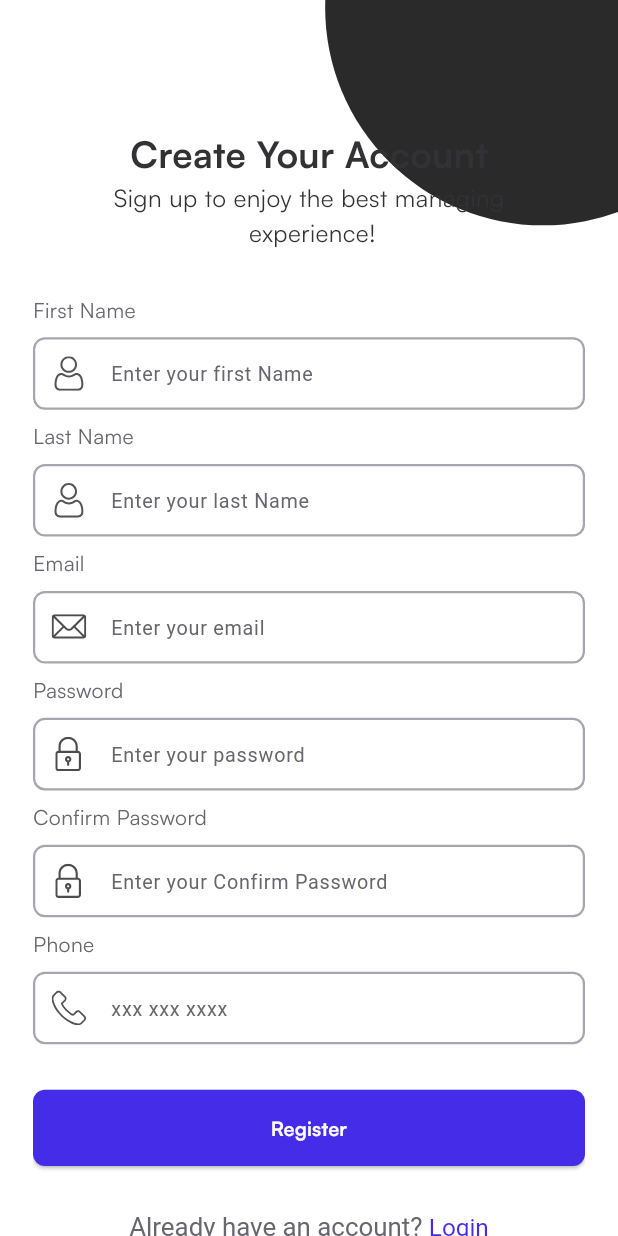
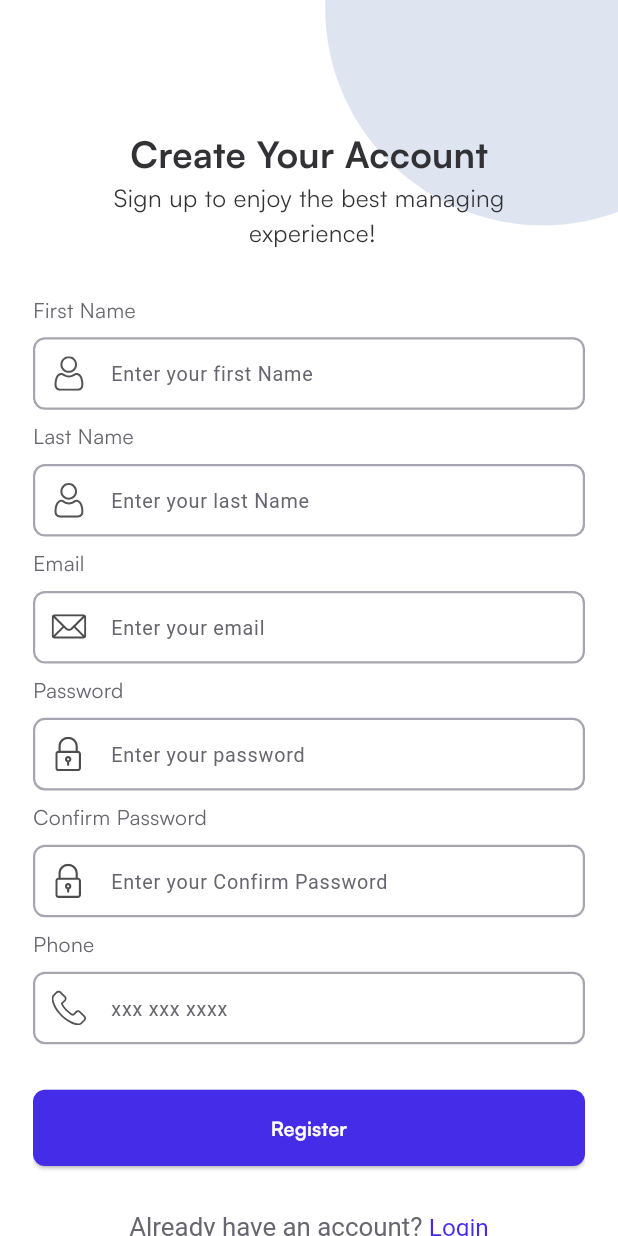
Before and after one commit to aymanshawqi360/ShopZen, a Flutter app: the RegisterScreen screen opened by its route, on a phone screen of 412 x 824 dp. Run offline on Flutter 3.47's test engine with Material 3 defaults, Android fonts, the phone set to English and light mode, and no system bars; our stand-ins replace flutter_screenutil, flutter_svg, go_router.

Commit message:
-addec change on app_color & register_screen

```diff
--- a/lib/core/utils/app_color.dart
+++ b/lib/core/utils/app_color.dart
@@ -13,6 +13,7 @@ class AppColors {
 
   // ====== Light Mode ======
   static Color lightBackground = Color(0xffffffff);
+  static Color lightGray=Color(0xffDFE5F0);
 
   // ======= griy Colors ======
   static Color griy50 = Color(0xffFBFBFC);
--- a/lib/feature/auth/presentation/screen/register_screen/register_screen.dart
+++ b/lib/feature/auth/presentation/screen/register_screen/register_screen.dart
@@ -1,6 +1,7 @@
 import 'package:flutter/material.dart';
 import 'package:shopzen/core/constants/app_size.dart';
 import 'package:shopzen/core/constants/app_spacing.dart';
+import 'package:shopzen/core/extension/app_extension.dart';
 import 'package:shopzen/core/utils/app_color.dart';
 import 'package:shopzen/feature/auth/presentation/widget/register/register_Info_column.dart';
 import 'package:shopzen/feature/auth/presentation/widget/register/register_already_have_account.dart';
@@ -23,7 +24,7 @@ class RegisterScreen extends StatelessWidget {
             child: CircleAvatar(
               radius: AppSize.radius170,
               backgroundColor:
-               AppColors.darkGray
+              context.isDark()?AppColors.darkGray: AppColors.lightGray
             ),
           ),
              Padding(
```
